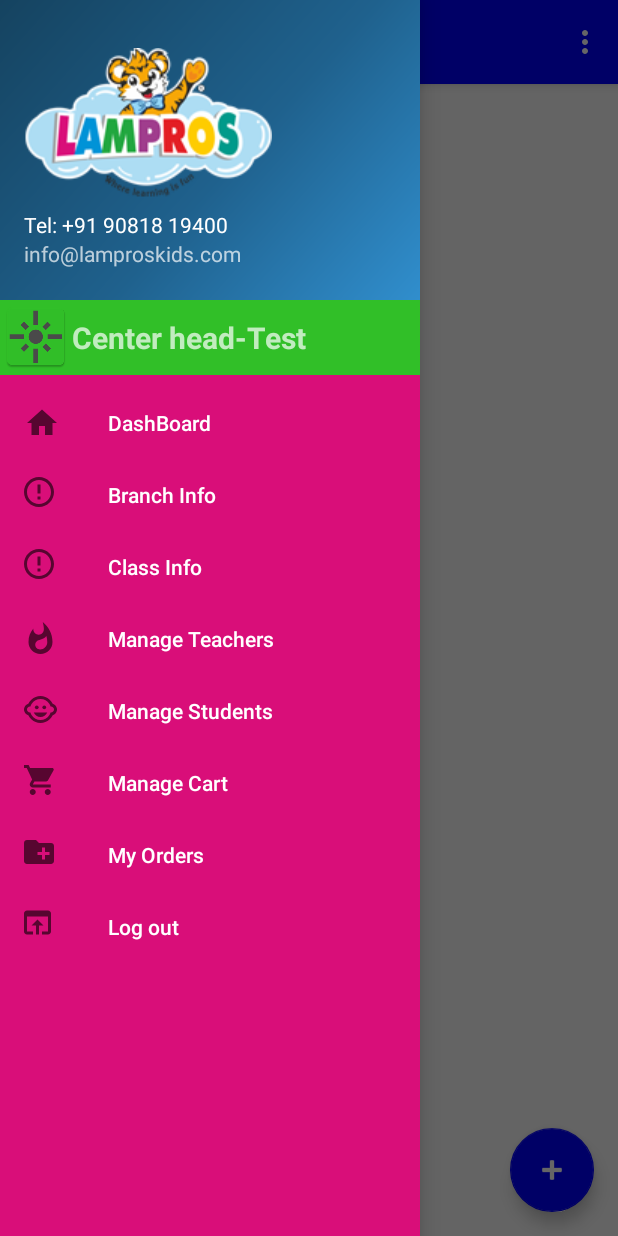
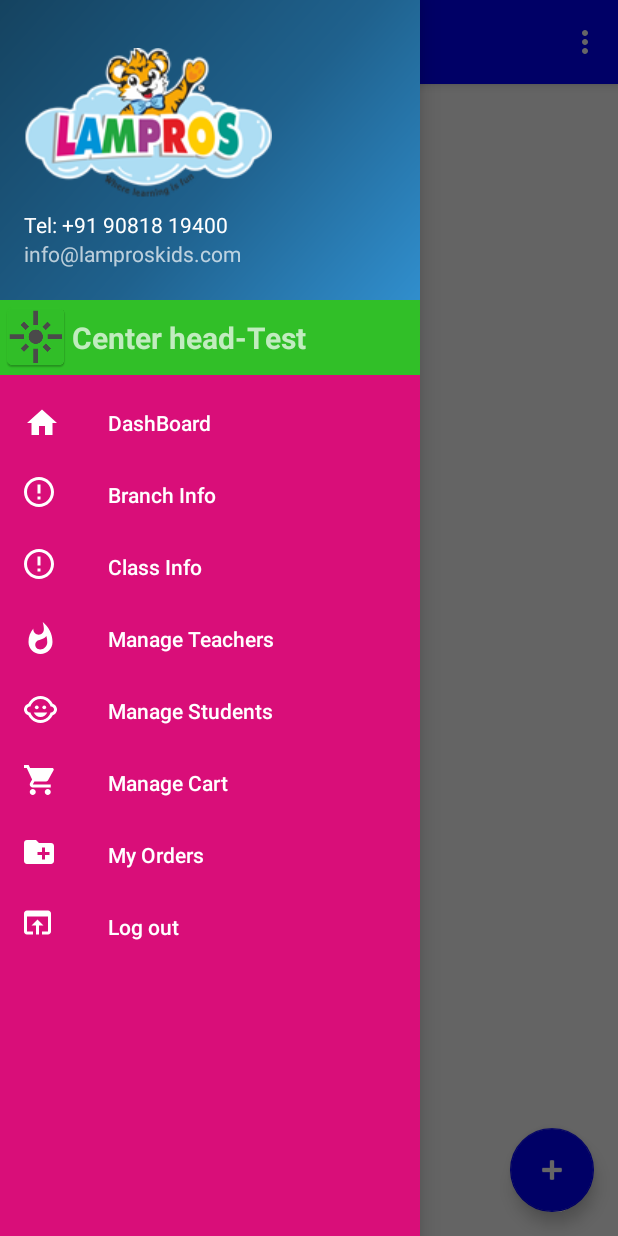
Before and after one commit to mohit10696/LamprosKids2, an Android app: the Home screen opened directly, with no data from a screen before it, with the side drawer open, on a phone screen of 412 x 824 dp. Run offline under Robolectric (Android 15) with nearby library versions, the phone set to English and light mode, and no system bars.

Commit message:
navigation drawer design

```diff
--- /dev/null
+++ b/app/src/main/res/color/abc.xml
@@ -0,0 +1,4 @@
+<?xml version="1.0" encoding="utf-8"?>
+<selector xmlns:android="http://schemas.android.com/apk/res/android">
+    <item android:color="@android:color/transparent" android:state_activated="true"></item>
+</selector>
--- /dev/null
+++ b/app/src/main/res/color/drawer_item.xml
@@ -0,0 +1,5 @@
+<?xml version="1.0" encoding="utf-8"?>
+<selector xmlns:android="http://schemas.android.com/apk/res/android">
+    <item android:color="@color/yellow" android:state_checked="true" />
+    <item android:color="@color/colorwhite" />
+</selector>
--- /dev/null
+++ b/app/src/main/res/drawable/drawer_selected_item.xml
@@ -0,0 +1,5 @@
+<?xml version="1.0" encoding="utf-8"?>
+<selector xmlns:android="http://schemas.android.com/apk/res/android">
+    <item android:state_checked="true" android:drawable="@color/yellow"/>
+    <item android:drawable="@android:color/transparent" />
+</selector>
--- a/app/src/main/res/layout/activity_home.xml
+++ b/app/src/main/res/layout/activity_home.xml
@@ -18,8 +18,10 @@
         android:layout_width="wrap_content"
         android:layout_height="match_parent"
         android:layout_gravity="start"
+        android:fitsSystemWindows="true"
+        app:itemIconTint="@color/colorwhite"
         app:itemTextColor="@color/colorwhite"
-        android:fitsSystemWindows="true"
+        app:itemBackground="@drawable/drawer_selected_item"
         android:background="#D90E79"
         app:headerLayout="@layout/nav_header_home"
         app:menu="@menu/activity_home_drawer" />
--- a/app/src/main/res/values/colors.xml
+++ b/app/src/main/res/values/colors.xml
@@ -5,5 +5,5 @@
     <color name="colorAccent">#D81B60</color>
     <color name="colorwhite">#ffffff</color>
     <color name="colorlogo">#014EAA</color>
-
+    <color name="yellow">#FBD109</color>
 </resources>
--- a/app/src/main/res/values/styles.xml
+++ b/app/src/main/res/values/styles.xml
@@ -25,4 +25,5 @@
     </style>
 
 
+
 </resources>
```
